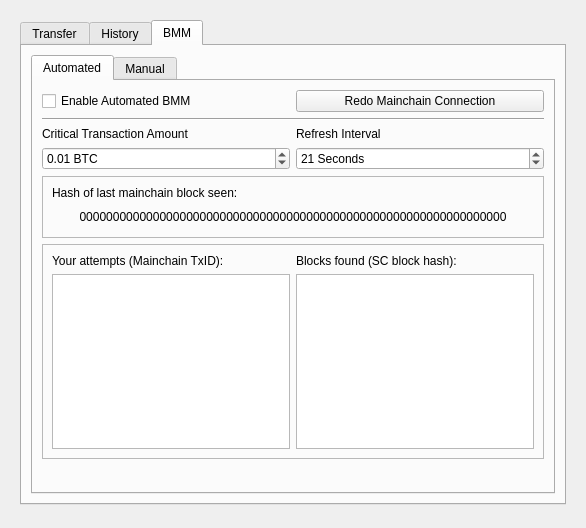
skydogenet/sidechains, file src/qt/forms/sidechainpage.ui: the form before one commit.
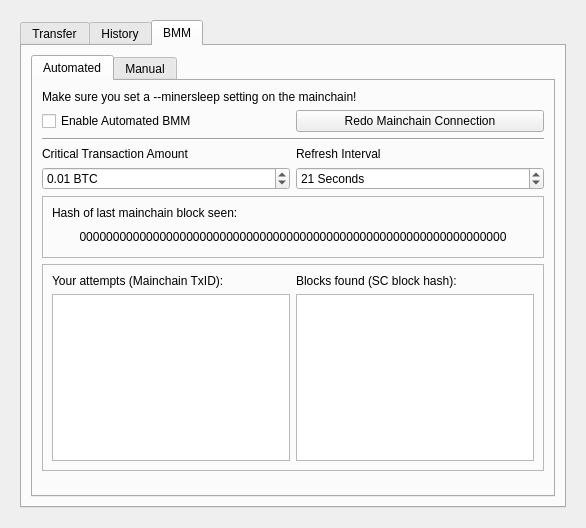
The form after the commit. The open tabs and pages were chosen to show the change. Icons and pictures are not drawn. Custom widgets are drawn as their Qt base class.

Commit message: Add minersleep note to sidechain page

Diff of the .ui file:
```diff
--- a/src/qt/forms/sidechainpage.ui
+++ b/src/qt/forms/sidechainpage.ui
@@ -847,6 +847,13 @@
                  </property>
                 </widget>
                </item>
+               <item row="0" column="0" colspan="2">
+                <widget class="QLabel" name="label_23">
+                 <property name="text">
+                  <string>Make sure you set a --minersleep setting on the mainchain!</string>
+                 </property>
+                </widget>
+               </item>
               </layout>
              </widget>
              <widget class="QWidget" name="Manual">
```
Left out of the diff: 2 changed lines with no effect on the pictures.
